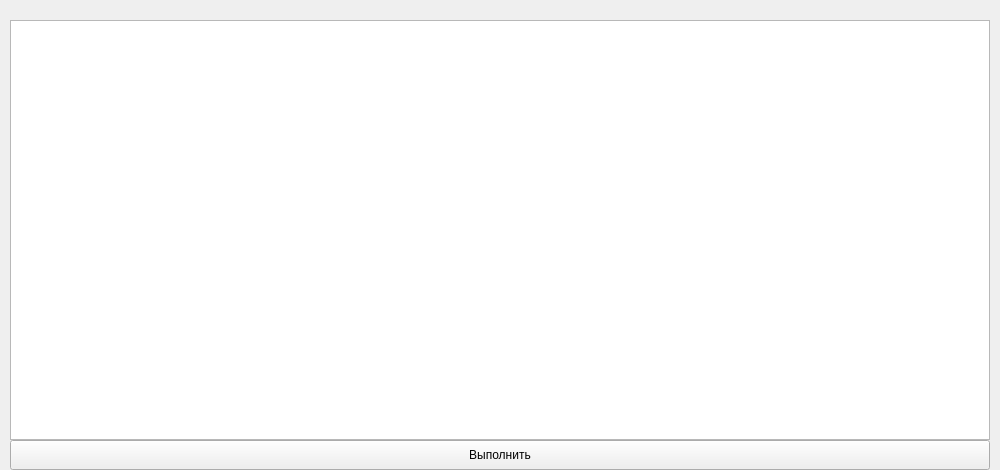
Qt form UpdateInsertWindowUI.ui (A1ex1in/BSBDKursach) before a commit.
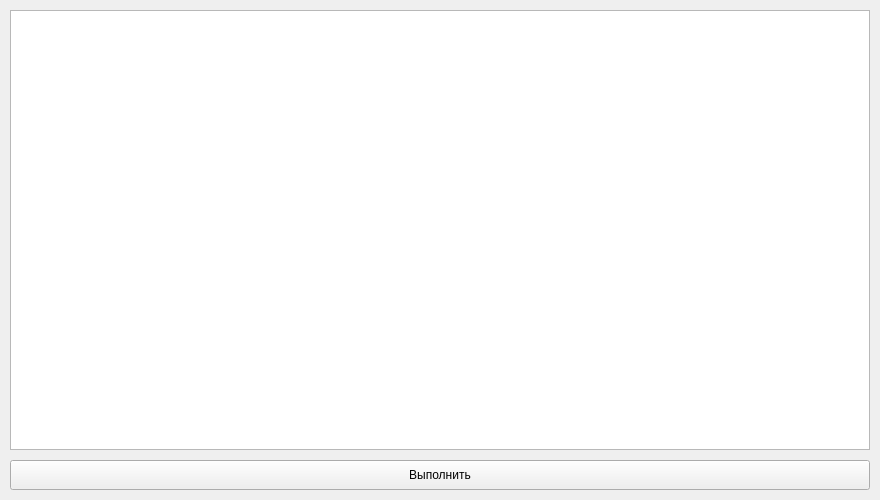
The same form after that commit.

```diff
--- a/UpdateInsertWindowUI.ui
+++ b/UpdateInsertWindowUI.ui
@@ -6,20 +6,20 @@
    <rect>
     <x>0</x>
     <y>0</y>
-    <width>1000</width>
-    <height>470</height>
+    <width>880</width>
+    <height>500</height>
    </rect>
   </property>
   <property name="minimumSize">
    <size>
-    <width>1000</width>
-    <height>470</height>
+    <width>880</width>
+    <height>500</height>
    </size>
   </property>
   <property name="maximumSize">
    <size>
-    <width>1000</width>
-    <height>470</height>
+    <width>880</width>
+    <height>500</height>
    </size>
   </property>
   <property name="windowTitle">
@@ -30,9 +30,9 @@
     <property name="geometry">
      <rect>
       <x>10</x>
-      <y>20</y>
-      <width>980</width>
-      <height>420</height>
+      <y>10</y>
+      <width>860</width>
+      <height>440</height>
      </rect>
     </property>
    </widget>
@@ -40,8 +40,8 @@
     <property name="geometry">
      <rect>
       <x>10</x>
-      <y>440</y>
-      <width>980</width>
+      <y>460</y>
+      <width>860</width>
       <height>30</height>
      </rect>
     </property>
```
Left out of the diff: 6 changed lines with no effect on the pictures.
